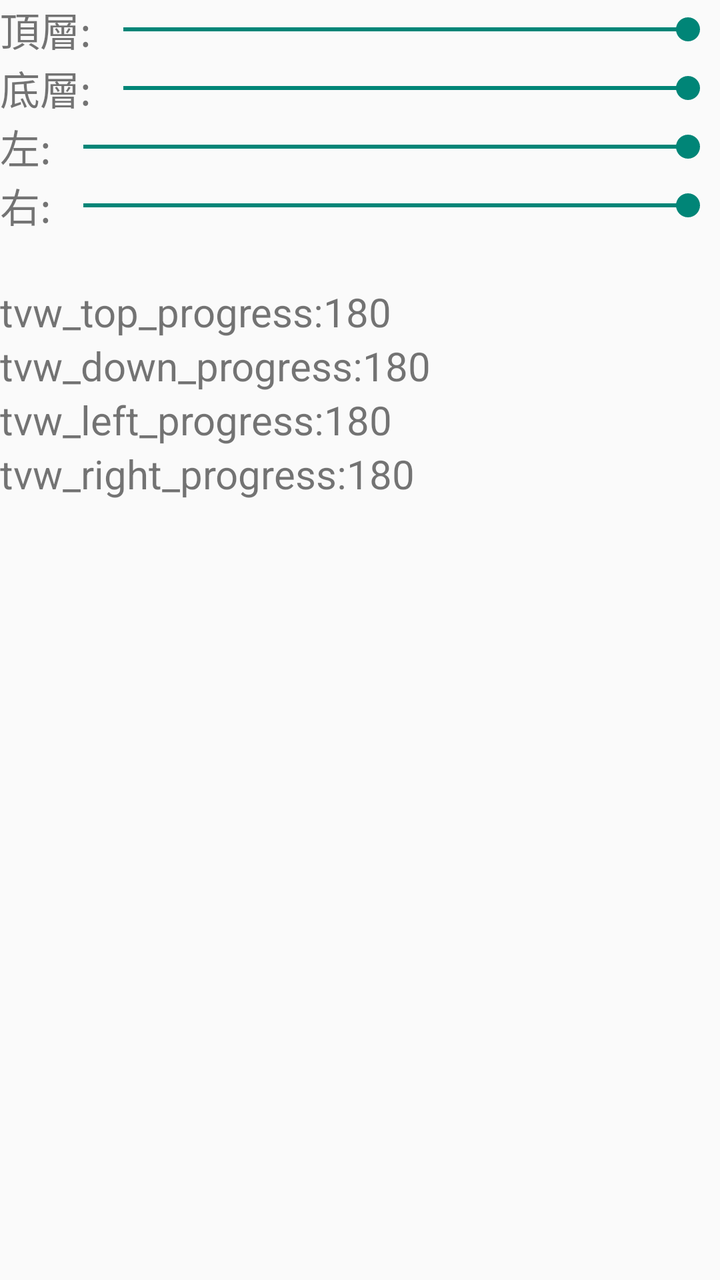
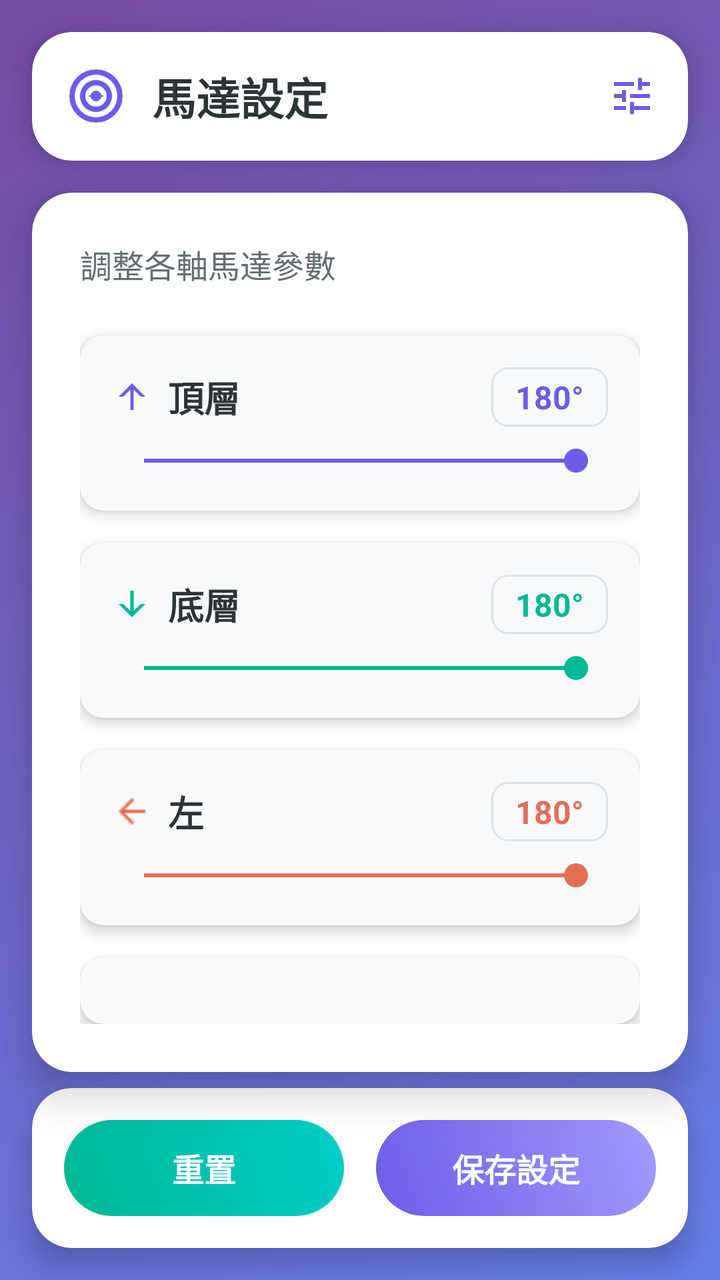

An Android layout rendered at two revisions. The XML below is the earlier revision; the diff shows what the commit changed to produce the second picture.
<!-- AndroidManifest.xml: application theme Theme.Test -->
<!-- res/layout/activity_set_motor.xml -->
<?xml version="1.0" encoding="utf-8"?>
<RelativeLayout
    xmlns:android="http://schemas.android.com/apk/res/android"
    xmlns:app="http://schemas.android.com/apk/res-auto"
    xmlns:tools="http://schemas.android.com/tools"
    android:id="@+id/main"
    android:layout_width="match_parent"
    android:layout_height="match_parent"
    android:layout_margin="15dp"
    tools:context=".SetMotorActivity">

    <RelativeLayout
        android:id="@+id/Control_Layout"
        android:layout_width="wrap_content"
        android:layout_height="wrap_content"
        >

        <TextView
            android:id="@+id/label_top"
            android:layout_width="wrap_content"
            android:layout_height="wrap_content"
            android:text="頂層:"
            android:textSize="20sp"
            />
        <SeekBar
            android:id="@+id/seekBar_Top"
            android:layout_width="match_parent"
            android:layout_height="wrap_content"
            android:max="180"
            android:progress="180"
            android:layout_toRightOf="@id/label_top"
            android:layout_alignTop="@id/label_top"
            android:layout_alignBottom="@id/label_top"
            />

        <TextView
            android:id="@+id/label_down"
            android:layout_width="wrap_content"
            android:layout_height="wrap_content"
            android:text="底層:"
            android:layout_below="@id/label_top"
            android:textSize="20sp"
            />
        <SeekBar
            android:id="@+id/seekBar_Down"
            android:layout_width="match_parent"
            android:layout_height="wrap_content"
            android:max="180"
            android:progress="180"
            android:layout_below="@id/seekBar_Top"
            android:layout_toRightOf="@id/label_down"
            android:layout_alignTop="@id/label_down"
            android:layout_alignBottom="@id/label_down"
            />

        <TextView
            android:id="@+id/label_left"
            android:layout_width="wrap_content"
            android:layout_height="wrap_content"
            android:text="左:"
            android:layout_below="@id/label_down"
            android:textSize="20sp"
            />

        <SeekBar
            android:id="@+id/seekBar_Left"
            android:layout_width="match_parent"
            android:layout_height="wrap_content"
            android:max="180"
            android:progress="180"
            android:layout_toRightOf="@id/label_left"
            android:layout_below="@id/seekBar_Down"
            android:layout_alignTop="@id/label_left"
            android:layout_alignBottom="@id/label_left"
            />
        <TextView
            android:id="@+id/label_right"
            android:layout_width="wrap_content"
            android:layout_height="wrap_content"
            android:text="右:"
            android:layout_below="@id/label_left"
            android:textSize="20sp"
            />

        <SeekBar
            android:id="@+id/seekBar_Right"
            android:layout_width="match_parent"
            android:layout_height="wrap_content"
            android:max="180"
            android:progress="180"
            android:layout_below="@id/seekBar_Left"
            android:layout_toRightOf="@id/label_right"
            android:layout_alignTop="@id/label_right"
            android:layout_alignBottom="@id/label_right"
            />
    </RelativeLayout>
    <RelativeLayout
        android:layout_width="wrap_content"
        android:layout_height="wrap_content"
        android:layout_below="@id/Control_Layout"
        android:layout_marginTop="25dp"
        >
        <TextView
            android:id="@+id/tvw_top_progress"
            android:layout_width="wrap_content"
            android:layout_height="wrap_content"
            android:text="tvw_top_progress:180"
            android:textSize="20sp"
            />
        <TextView
            android:id="@+id/tvw_down_progress"
            android:layout_width="wrap_content"
            android:layout_height="wrap_content"
            android:text="tvw_down_progress:180"
            android:layout_below="@id/tvw_top_progress"
            android:textSize="20sp"
            />
        <TextView
            android:id="@+id/tvw_left_progress"
            android:layout_width="wrap_content"
            android:layout_height="wrap_content"
            android:text="tvw_left_progress:180"
            android:layout_below="@id/tvw_down_progress"
            android:textSize="20sp"
            />
        <TextView
            android:id="@+id/tvw_right_progress"
            android:layout_width="wrap_content"
            android:layout_height="wrap_content"
            android:text="tvw_right_progress:180"
            android:layout_below="@id/tvw_left_progress"
            android:textSize="20sp"
            />

    </RelativeLayout>

</RelativeLayout>
<!-- resources referenced by this layout -->
<resources>
  <!-- unchanged entries left out for length: 1 -->
</resources>

<!-- the commit's change to res/layout/activity_set_motor.xml (unified diff, before → after) -->
@@ -1,137 +1,381 @@
 <?xml version="1.0" encoding="utf-8"?>
-<RelativeLayout
+<LinearLayout
     xmlns:android="http://schemas.android.com/apk/res/android"
     xmlns:app="http://schemas.android.com/apk/res-auto"
     xmlns:tools="http://schemas.android.com/tools"
     android:id="@+id/main"
     android:layout_width="match_parent"
     android:layout_height="match_parent"
-    android:layout_margin="15dp"
+    android:orientation="vertical"
+    android:background="@drawable/gradient_background"
     tools:context=".SetMotorActivity">
 
-    <RelativeLayout
-        android:id="@+id/Control_Layout"
-        android:layout_width="wrap_content"
+    
+    <androidx.cardview.widget.CardView
+        android:layout_width="match_parent"
         android:layout_height="wrap_content"
-        >
-
-        <TextView
-            android:id="@+id/label_top"
-            android:layout_width="wrap_content"
-            android:layout_height="wrap_content"
-            android:text="頂層:"
-            android:textSize="20sp"
-            />
-        <SeekBar
-            android:id="@+id/seekBar_Top"
+        android:layout_margin="16dp"
+        app:cardCornerRadius="20dp"
+        app:cardElevation="8dp"
+        android:backgroundTint="@color/white">
+
+        <LinearLayout
             android:layout_width="match_parent"
             android:layout_height="wrap_content"
-            android:max="180"
-            android:progress="180"
-            android:layout_toRightOf="@id/label_top"
-            android:layout_alignTop="@id/label_top"
-            android:layout_alignBottom="@id/label_top"
-            />
-
-        <TextView
-            android:id="@+id/label_down"
-            android:layout_width="wrap_content"
-            android:layout_height="wrap_content"
-            android:text="底層:"
-            android:layout_below="@id/label_top"
-            android:textSize="20sp"
-            />
-        <SeekBar
-            android:id="@+id/seekBar_Down"
+            android:orientation="horizontal"
+            android:padding="16dp"
+            android:gravity="center_vertical">
+
+            <ImageView
+                android:layout_width="32dp"
+                android:layout_height="32dp"
+                android:src="@drawable/ic_motor"
+                android:layout_marginEnd="12dp"
+                app:tint="#6C5CE7" />
+
+            <TextView
+                android:layout_width="0dp"
+                android:layout_height="wrap_content"
+                android:layout_weight="1"
+                android:text="馬達設定"
+                android:textSize="22sp"
+                android:textStyle="bold"
+                android:textColor="#2D3436"/>
+
+            <ImageView
+                android:layout_width="24dp"
+                android:layout_height="24dp"
+                android:src="@drawable/ic_tune"
+                app:tint="#6C5CE7" />
+
+        </LinearLayout>
+    </androidx.cardview.widget.CardView>
+
+    
+    <androidx.cardview.widget.CardView
+        android:id="@+id/control_card"
+        android:layout_width="match_parent"
+        android:layout_height="0dp"
+        android:layout_weight="1"
+        android:layout_marginHorizontal="16dp"
+        android:layout_marginBottom="8dp"
+        app:cardCornerRadius="20dp"
+        app:cardElevation="12dp"
+        android:backgroundTint="@color/white">
+
+        <LinearLayout
+            android:layout_width="match_parent"
+            android:layout_height="match_parent"
+            android:orientation="vertical"
+            android:padding="24dp">
+
+            <TextView
+                android:layout_width="wrap_content"
+                android:layout_height="wrap_content"
+                android:text="調整各軸馬達參數"
+                android:textSize="16sp"
+                android:textColor="#636e72"
+                android:layout_marginBottom="24dp"/>
+
+            
+            <androidx.cardview.widget.CardView
+                android:layout_width="match_parent"
+                android:layout_height="wrap_content"
+                android:layout_marginBottom="16dp"
+                app:cardCornerRadius="12dp"
+                app:cardElevation="4dp"
+                android:backgroundTint="#f8f9fa">
+
+                <LinearLayout
+                    android:layout_width="match_parent"
+                    android:layout_height="wrap_content"
+                    android:orientation="vertical"
+                    android:padding="16dp">
+
+                    <LinearLayout
+                        android:layout_width="match_parent"
+                        android:layout_height="wrap_content"
+                        android:orientation="horizontal"
+                        android:gravity="center_vertical"
+                        android:layout_marginBottom="8dp">
+
+                        <ImageView
+                            android:layout_width="20dp"
+                            android:layout_height="20dp"
+                            android:src="@drawable/ic_arrow_upward"
+                            android:layout_marginEnd="8dp"
+                            app:tint="#6C5CE7" />
+
+                        <TextView
+                            android:id="@+id/label_top"
+                            android:layout_width="0dp"
+                            android:layout_height="wrap_content"
+                            android:layout_weight="1"
+                            android:text="頂層"
+                            android:textSize="18sp"
+                            android:textStyle="bold"
+                            android:textColor="#2D3436"/>
+
+                        <TextView
+                            android:id="@+id/tvw_top_progress"
+                            android:layout_width="wrap_content"
+                            android:layout_height="wrap_content"
+                            android:text="180°"
+                            android:textSize="16sp"
+                            android:textColor="#6C5CE7"
+                            android:textStyle="bold"
+                            android:background="@drawable/value_background"
+                            android:paddingHorizontal="12dp"
+                            android:paddingVertical="4dp"/>
+                    </LinearLayout>
+
+                    <SeekBar
+                        android:id="@+id/seekBar_Top"
+                        android:layout_width="match_parent"
+                        android:layout_height="wrap_content"
+                        android:max="180"
+                        android:progress="180"
+                        android:progressTint="#6C5CE7"
+                        android:thumbTint="#6C5CE7"/>
+                </LinearLayout>
+            </androidx.cardview.widget.CardView>
+
+            
+            <androidx.cardview.widget.CardView
+                android:layout_width="match_parent"
+                android:layout_height="wrap_content"
+                android:layout_marginBottom="16dp"
+                app:cardCornerRadius="12dp"
+                app:cardElevation="4dp"
+                android:backgroundTint="#f8f9fa">
+
+                <LinearLayout
+                    android:layout_width="match_parent"
+                    android:layout_height="wrap_content"
+                    android:orientation="vertical"
+                    android:padding="16dp">
+
+                    <LinearLayout
+                        android:layout_width="match_parent"
+                        android:layout_height="wrap_content"
+                        android:orientation="horizontal"
+                        android:gravity="center_vertical"
+                        android:layout_marginBottom="8dp">
+
+                        <ImageView
+                            android:layout_width="20dp"
+                            android:layout_height="20dp"
+                            android:src="@drawable/ic_arrow_downward"
+                            android:layout_marginEnd="8dp"
+                            app:tint="#00B894" />
+
+                        <TextView
+                            android:id="@+id/label_down"
+                            android:layout_width="0dp"
+                            android:layout_height="wrap_content"
+                            android:layout_weight="1"
+                            android:text="底層"
+                            android:textSize="18sp"
+                            android:textStyle="bold"
+                            android:textColor="#2D3436"/>
+
+                        <TextView
+                            android:id="@+id/tvw_down_progress"
+                            android:layout_width="wrap_content"
+                            android:layout_height="wrap_content"
+                            android:text="180°"
+                            android:textSize="16sp"
+                            android:textColor="#00B894"
+                            android:textStyle="bold"
+                            android:background="@drawable/value_background"
+                            android:paddingHorizontal="12dp"
+                            android:paddingVertical="4dp"/>
+                    </LinearLayout>
+
+                    <SeekBar
+                        android:id="@+id/seekBar_Down"
+                        android:layout_width="match_parent"
+                        android:layout_height="wrap_content"
+                        android:max="180"
+                        android:progress="180"
+                        android:progressTint="#00B894"
+                        android:thumbTint="#00B894"/>
+                </LinearLayout>
+            </androidx.cardview.widget.CardView>
+
+            
+            <androidx.cardview.widget.CardView
+                android:layout_width="match_parent"
+                android:layout_height="wrap_content"
+                android:layout_marginBottom="16dp"
+                app:cardCornerRadius="12dp"
+                app:cardElevation="4dp"
+                android:backgroundTint="#f8f9fa">
+
+                <LinearLayout
+                    android:layout_width="match_parent"
+                    android:layout_height="wrap_content"
+                    android:orientation="vertical"
+                    android:padding="16dp">
+
+                    <LinearLayout
+                        android:layout_width="match_parent"
+                        android:layout_height="wrap_content"
+                        android:orientation="horizontal"
+                        android:gravity="center_vertical"
+                        android:layout_marginBottom="8dp">
+
+                        <ImageView
+                            android:layout_width="20dp"
+                            android:layout_height="20dp"
+                            android:src="@drawable/ic_arrow_back"
+                            android:layout_marginEnd="8dp"
+                            app:tint="#E17055" />
+
+                        <TextView
+                            android:id="@+id/label_left"
+                            android:layout_width="0dp"
+                            android:layout_height="wrap_content"
+                            android:layout_weight="1"
+                            android:text="左"
+                            android:textSize="18sp"
+                            android:textStyle="bold"
+                            android:textColor="#2D3436"/>
+
+                        <TextView
+                            android:id="@+id/tvw_left_progress"
+                            android:layout_width="wrap_content"
+                            android:layout_height="wrap_content"
+                            android:text="180°"
+                            android:textSize="16sp"
+                            android:textColor="#E17055"
+                            android:textStyle="bold"
+                            android:background="@drawable/value_background"
+                            android:paddingHorizontal="12dp"
+                            android:paddingVertical="4dp"/>
+                    </LinearLayout>
+
+                    <SeekBar
+                        android:id="@+id/seekBar_Left"
+                        android:layout_width="match_parent"
+                        android:layout_height="wrap_content"
+                        android:max="180"
+                        android:progress="180"
+                        android:progressTint="#E17055"
+                        android:thumbTint="#E17055"/>
+                </LinearLayout>
+            </androidx.cardview.widget.CardView>
+
+            
+            <androidx.cardview.widget.CardView
+                android:layout_width="match_parent"
+                android:layout_height="wrap_content"
+                app:cardCornerRadius="12dp"
+                app:cardElevation="4dp"
+                android:backgroundTint="#f8f9fa">
+
+                <LinearLayout
+                    android:layout_width="match_parent"
+                    android:layout_height="wrap_content"
+                    android:orientation="vertical"
+                    android:padding="16dp">
+
+                    <LinearLayout
+                        android:layout_width="match_parent"
+                        android:layout_height="wrap_content"
+                        android:orientation="horizontal"
+                        android:gravity="center_vertical"
+                        android:layout_marginBottom="8dp">
+
+                        <ImageView
+                            android:layout_width="20dp"
+                            android:layout_height="20dp"
+                            android:src="@drawable/ic_arrow_forward"
+                            android:layout_marginEnd="8dp"
+                            app:tint="#FDCB6E" />
+
+                        <TextView
+                            android:id="@+id/label_right"
+                            android:layout_width="0dp"
+                            android:layout_height="wrap_content"
+                            android:layout_weight="1"
+                            android:text="右"
+                            android:textSize="18sp"
+                            android:textStyle="bold"
+                            android:textColor="#2D3436"/>
+
+                        <TextView
+                            android:id="@+id/tvw_right_progress"
+                            android:layout_width="wrap_content"
+                            android:layout_height="wrap_content"
+                            android:text="180°"
+                            android:textSize="16sp"
+                            android:textColor="#FDCB6E"
+                            android:textStyle="bold"
+                            android:background="@drawable/value_background"
+                            android:paddingHorizontal="12dp"
+                            android:paddingVertical="4dp"/>
+                    </LinearLayout>
+
+                    <SeekBar
+                        android:id="@+id/seekBar_Right"
+                        android:layout_width="match_parent"
+                        android:layout_height="wrap_content"
+                        android:max="180"
+                        android:progress="180"
+                        android:progressTint="#FDCB6E"
+                        android:thumbTint="#FDCB6E"/>
+                </LinearLayout>
+            </androidx.cardview.widget.CardView>
+
+        </LinearLayout>
+    </androidx.cardview.widget.CardView>
+
+    
+    <androidx.cardview.widget.CardView
+        android:layout_width="match_parent"
+        android:layout_height="wrap_content"
+        android:layout_marginHorizontal="16dp"
+        android:layout_marginBottom="16dp"
+        app:cardCornerRadius="20dp"
+        app:cardElevation="8dp"
+        android:backgroundTint="@color/white">
+
+        <LinearLayout
             android:layout_width="match_parent"
             android:layout_height="wrap_content"
-            android:max="180"
-            android:progress="180"
-            android:layout_below="@id/seekBar_Top"
-            android:layout_toRightOf="@id/label_down"
-            android:layout_alignTop="@id/label_down"
-            android:layout_alignBottom="@id/label_down"
-            />
-
-        <TextView
-            android:id="@+id/label_left"
-            android:layout_width="wrap_content"
-            android:layout_height="wrap_content"
-            android:text="左:"
-            android:layout_below="@id/label_down"
-            android:textSize="20sp"
-            />
-
-        <SeekBar
-            android:id="@+id/seekBar_Left"
-            android:layout_width="match_parent"
-            android:layout_height="wrap_content"
-            android:max="180"
-            android:progress="180"
-            android:layout_toRightOf="@id/label_left"
-            android:layout_below="@id/seekBar_Down"
-            android:layout_alignTop="@id/label_left"
-            android:layout_alignBottom="@id/label_left"
-            />
-        <TextView
-            android:id="@+id/label_right"
-            android:layout_width="wrap_content"
-            android:layout_height="wrap_content"
-            android:text="右:"
-            android:layout_below="@id/label_left"
-            android:textSize="20sp"
-            />
-
-        <SeekBar
-            android:id="@+id/seekBar_Right"
-            android:layout_width="match_parent"
-            android:layout_height="wrap_content"
-            android:max="180"
-            android:progress="180"
-            android:layout_below="@id/seekBar_Left"
-            android:layout_toRightOf="@id/label_right"
-            android:layout_alignTop="@id/label_right"
-            android:layout_alignBottom="@id/label_right"
-            />
-    </RelativeLayout>
-    <RelativeLayout
-        android:layout_width="wrap_content"
-        android:layout_height="wrap_content"
-        android:layout_below="@id/Control_Layout"
-        android:layout_marginTop="25dp"
-        >
-        <TextView
-            android:id="@+id/tvw_top_progress"
-            android:layout_width="wrap_content"
-            android:layout_height="wrap_content"
-            android:text="tvw_top_progress:180"
-            android:textSize="20sp"
-            />
-        <TextView
-            android:id="@+id/tvw_down_progress"
-            android:layout_width="wrap_content"
-            android:layout_height="wrap_content"
-            android:text="tvw_down_progress:180"
-            android:layout_below="@id/tvw_top_progress"
-            android:textSize="20sp"
-            />
-        <TextView
-            android:id="@+id/tvw_left_progress"
-            android:layout_width="wrap_content"
-            android:layout_height="wrap_content"
-            android:text="tvw_left_progress:180"
-            android:layout_below="@id/tvw_down_progress"
-            android:textSize="20sp"
-            />
-        <TextView
-            android:id="@+id/tvw_right_progress"
-            android:layout_width="wrap_content"
-            android:layout_height="wrap_content"
-            android:text="tvw_right_progress:180"
-            android:layout_below="@id/tvw_left_progress"
-            android:textSize="20sp"
-            />
-
-    </RelativeLayout>
-
-</RelativeLayout>
+            android:orientation="horizontal"
+            android:padding="16dp">
+
+            <Button
+                android:id="@+id/reset_button"
+                android:layout_width="0dp"
+                android:layout_height="48dp"
+                android:layout_weight="1"
+                android:layout_marginEnd="8dp"
+                android:text="重置"
+                android:textSize="16sp"
+                android:textColor="@color/white"
+                android:textStyle="bold"
+                android:background="@drawable/gradient_button_secondary"
+                android:stateListAnimator="@null"
+                android:elevation="0dp"/>
+
+            <Button
+                android:id="@+id/save_button"
+                android:layout_width="0dp"
+                android:layout_height="48dp"
+                android:layout_weight="1"
+                android:layout_marginStart="8dp"
+                android:text="保存設定"
+                android:textSize="16sp"
+                android:textColor="@color/white"
+                android:textStyle="bold"
+                android:background="@drawable/gradient_button"
+                android:stateListAnimator="@null"
+                android:elevation="0dp"/>
+
+        </LinearLayout>
+    </androidx.cardview.widget.CardView>
+
+</LinearLayout>
<!-- resource entries referenced after the edit -->
@@ -1,5 +1,110 @@
 <!-- resources referenced by this layout -->
 <resources>
+  <color name="white">#FFFFFFFF</color>
+  <!-- drawable gradient_background (drawable) -->
+  <?xml version="1.0" encoding="utf-8"?>
+  <shape xmlns:android="http://schemas.android.com/apk/res/android">
+      <gradient
+          android:type="linear"
+          android:angle="135"
+          android:startColor="#667eea"
+          android:endColor="#764ba2"/>
+  </shape>
+  <!-- drawable gradient_button (drawable) -->
+  <?xml version="1.0" encoding="utf-8"?>
+  <shape xmlns:android="http://schemas.android.com/apk/res/android">
+      <gradient
+          android:type="linear"
+          android:angle="45"
+          android:startColor="#6C5CE7"
+          android:endColor="#A29BFE"/>
+      <corners android:radius="28dp"/>
+  </shape>
+  <!-- drawable gradient_button_secondary (drawable) -->
+  <?xml version="1.0" encoding="utf-8"?>
+  <shape xmlns:android="http://schemas.android.com/apk/res/android">
+      <gradient
+          android:type="linear"
+          android:angle="45"
+          android:startColor="#00B894"
+          android:endColor="#00CEC9"/>
+      <corners android:radius="28dp"/>
+  </shape>
+  <!-- drawable ic_arrow_back: png bitmap (drawable, 234 bytes) -->
+  <!-- drawable ic_arrow_downward (drawable) -->
+  <?xml version="1.0" encoding="utf-8"?>
+  <vector xmlns:android="http://schemas.android.com/apk/res/android"
+      android:width="24dp"
+      android:height="24dp"
+      android:viewportWidth="24"
+      android:viewportHeight="24">
+      <path
+          android:fillColor="#6C5CE7"
+          android:pathData="M20,12L17.18,12L13,16.17L13,4L11,4L11,16.17L6.82,12L4,12L12,20L20,12Z"/>
+  </vector>
+  <!-- drawable ic_arrow_forward (drawable) -->
+  <?xml version="1.0" encoding="utf-8"?>
+  <vector xmlns:android="http://schemas.android.com/apk/res/android"
+      android:width="24dp"
+      android:height="24dp"
+      android:viewportWidth="24"
+      android:viewportHeight="24">
+      <path
+          android:fillColor="#6C5CE7"
+          android:pathData="M4,11V13H16L10.5,18.5L11.92,19.92L19.84,12L11.92,4.08L10.5,5.5L16,11H4Z"/>
+  </vector>
+  <!-- drawable ic_arrow_upward (drawable) -->
+  <?xml version="1.0" encoding="utf-8"?>
+  <vector xmlns:android="http://schemas.android.com/apk/res/android"
+      android:width="24dp"
+      android:height="24dp"
+      android:viewportWidth="24"
+      android:viewportHeight="24">
+      <path
+          android:fillColor="#6C5CE7"
+          android:pathData="M4,12L6.82,12L11,7.83L11,20L13,20L13,7.83L17.18,12L20,12L12,4L4,12Z"/>
+  </vector>
+  <!-- drawable ic_motor (drawable) -->
+  <?xml version="1.0" encoding="utf-8"?>
+  <vector xmlns:android="http://schemas.android.com/apk/res/android"
+      android:width="24dp"
+      android:height="24dp"
+      android:viewportWidth="24"
+      android:viewportHeight="24">
+      <path
+          android:fillColor="#6C5CE7"
+          android:pathData="M12,2A10,10 0,0 0,2 12A10,10 0,0 0,12 22A10,10 0,0 0,22 12A10,10 0,0 0,12 2ZM12,4A8,8 0,0 1,20 12A8,8 0,0 1,12 20A8,8 0,0 1,4 12A8,8 0,0 1,12 4Z"/>
+      <path
+          android:fillColor="#A29BFE"
+          android:pathData="M12,6A6,6 0,0 0,6 12A6,6 0,0 0,12 18A6,6 0,0 0,18 12A6,6 0,0 0,12 6ZM12,8A4,4 0,0 1,16 12A4,4 0,0 1,12 16A4,4 0,0 1,8 12A4,4 0,0 1,12 8Z"/>
+      <path
+          android:fillColor="#00B894"
+          android:pathData="M12,10A2,2 0,0 0,10 12A2,2 0,0 0,12 14A2,2 0,0 0,14 12A2,2 0,0 0,12 10Z"/>
+      <path
+          android:fillColor="#2D3436"
+          android:pathData="M12,11L15,12L12,13L9,12L12,11Z"/>
+  </vector>
+  <!-- drawable ic_tune (drawable) -->
+  <?xml version="1.0" encoding="utf-8"?>
+  <vector xmlns:android="http://schemas.android.com/apk/res/android"
+      android:width="24dp"
+      android:height="24dp"
+      android:viewportWidth="24"
+      android:viewportHeight="24">
+      <path
+          android:fillColor="#6C5CE7"
+          android:pathData="M3,17V19H9V17H3ZM3,5V7H13V5H3ZM13,21V19H21V17H13V15H11V21H13ZM7,9V11H3V13H7V15H9V9H7ZM21,13V11H11V13H21ZM15,9H17V7H21V5H17V3H15V9Z"/>
+  </vector>
+  <!-- drawable value_background (drawable) -->
+  <?xml version="1.0" encoding="utf-8"?>
+  <shape xmlns:android="http://schemas.android.com/apk/res/android"
+      android:shape="rectangle">
+      <solid android:color="#F8F9FA" />
+      <corners android:radius="8dp" />
+      <stroke
+          android:width="1dp"
+          android:color="#DEE2E6" />
+  </shape>
   <!-- unchanged entries left out for length: 1 -->
 </resources>
 
